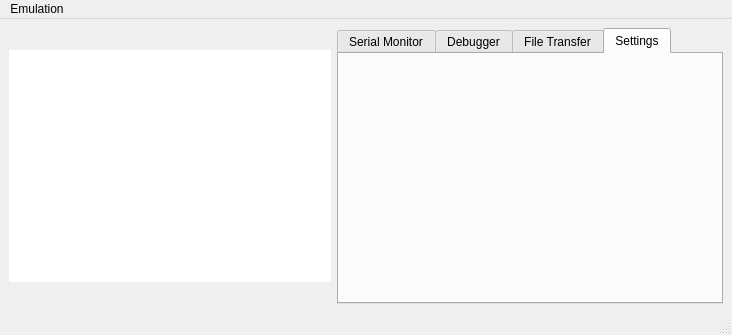
Qt form mainwindow.ui (nspire-emus/firebird) before a commit.
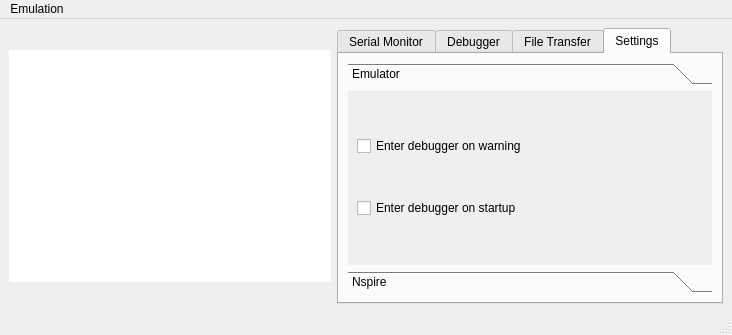
The same form after that commit. The open tabs and pages were chosen to show the change.

Diff of the .ui file:
```diff
--- a/mainwindow.ui
+++ b/mainwindow.ui
@@ -147,6 +147,57 @@
        <attribute name="title">
         <string>Settings</string>
        </attribute>
+       <layout class="QVBoxLayout" name="verticalLayout_4">
+        <item>
+         <widget class="QToolBox" name="toolBox">
+          <property name="currentIndex">
+           <number>0</number>
+          </property>
+          <widget class="QWidget" name="page">
+           <property name="geometry">
+            <rect>
+             <x>0</x>
+             <y>0</y>
+             <width>346</width>
+             <height>174</height>
+            </rect>
+           </property>
+           <attribute name="label">
+            <string>Emulator</string>
+           </attribute>
+           <layout class="QVBoxLayout" name="verticalLayout_7">
+            <item>
+             <widget class="QCheckBox" name="checkBox">
+              <property name="text">
+               <string>Enter debugger on warning</string>
+              </property>
+             </widget>
+            </item>
+            <item>
+             <widget class="QCheckBox" name="checkBox_2">
+              <property name="text">
+               <string>Enter debugger on startup</string>
+              </property>
+             </widget>
+            </item>
+           </layout>
+          </widget>
+          <widget class="QWidget" name="page_2">
+           <property name="geometry">
+            <rect>
+             <x>0</x>
+             <y>0</y>
+             <width>346</width>
+             <height>174</height>
+            </rect>
+           </property>
+           <attribute name="label">
+            <string>Nspire</string>
+           </attribute>
+          </widget>
+         </widget>
+        </item>
+       </layout>
       </widget>
      </widget>
     </item>
```
Left out of the diff: 2 changed lines with no effect on the pictures.
